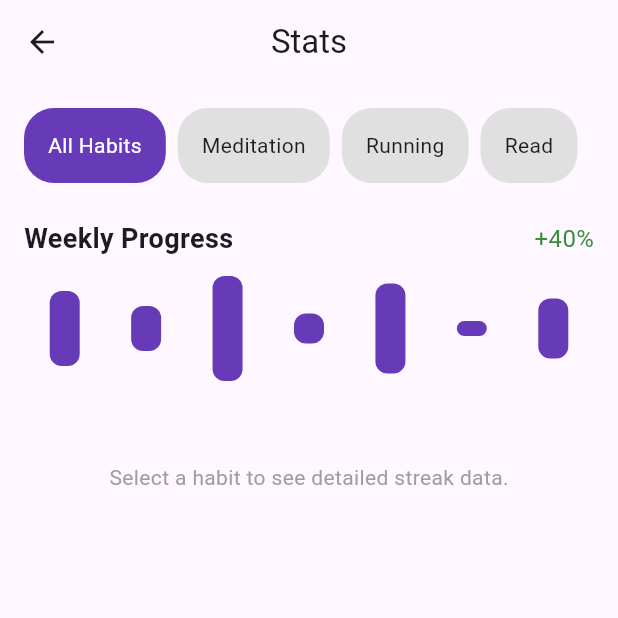
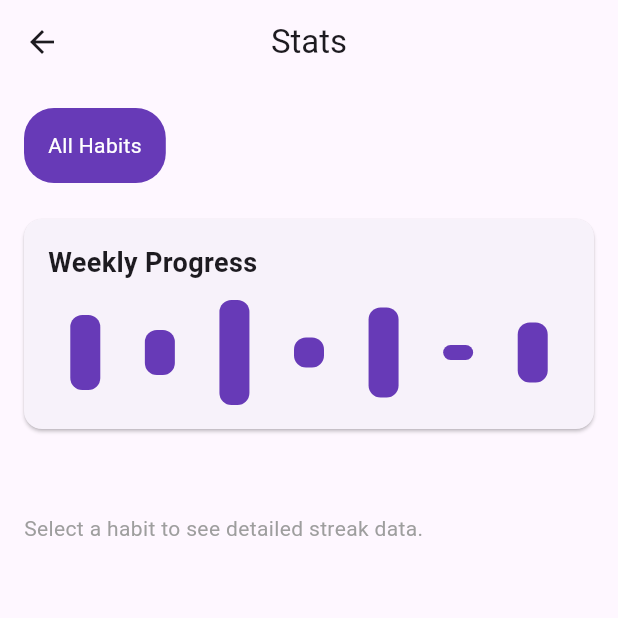
Before and after one commit to NoobDev11/goodnames12, a Flutter app: the StatsScreen screen opened directly, on a phone screen of 412 x 824 dp, the top half of it. Run offline on Flutter 3.47's test engine with Material 3 defaults, Android fonts, the phone set to English and light mode, and no system bars; our stand-ins replace file_picker, flutter_local_notifications, google_fonts, permission_handler, shared_preferences, timezone; accounts and stored records are empty.

Commit message:
Update stats_screen.dart

```diff
--- a/lib/screens/stats_screen.dart
+++ b/lib/screens/stats_screen.dart
@@ -1,4 +1,7 @@
 import 'package:flutter/material.dart';
+import 'package:provider/provider.dart';
+import '../providers/habit_provider.dart';
+import '../models/habit.dart';
 
 class StatsScreen extends StatefulWidget {
   const StatsScreen({super.key});
@@ -8,33 +11,37 @@ class StatsScreen extends StatefulWidget {
 }
 
 class _StatsScreenState extends State<StatsScreen> {
-  String _selectedHabit = 'All Habits';
+  String _selectedHabitId = 'all';
 
-  final List<String> _habits = ['All Habits', 'Meditation', 'Running', 'Read'];
+  List<Habit> get _habits => context.read<HabitProvider>().habits;
+  List<String> get _habitFilterIds => ['all', ..._habits.map((h) => h.id)];
 
-  // Dummy data for progress - should ideally come from a stats service
-  final Map<String, List<int>> _weeklyProgress = {
-    'All Habits': [5, 3, 7, 2, 6, 1, 4],
-    'Meditation': [1, 2, 3, 1, 0, 0, 1],
-    'Running': [0, 1, 2, 3, 4, 2, 1],
-    'Read': [4, 0, 1, 2, 2, 0, 2],
-  };
-
-  final Map<String, int> _currentStreak = {
-    'Meditation': 4,
-    'Running': 10,
-    'Read': 3,
-  };
-
-  final Map<String, int> _longestStreak = {
-    'Meditation': 7,
-    'Running': 12,
-    'Read': 5,
-  };
+  String _habitNameById(String id) {
+    if (id == 'all') return 'All Habits';
+    return _habits.firstWhere((h) => h.id == id, orElse: () => Habit(
+      id: 'all',
+      name: 'Unknown',
+      iconName: '',
+      iconColorHex: '',
+      markerIcon: '',
+      markerColorHex: ''
+    )).name;
+  }
 
   @override
   Widget build(BuildContext context) {
-    List<int> progress = _weeklyProgress[_selectedHabit] ?? [];
+    final habitProvider = context.watch<HabitProvider>();
+
+    // Here you would obtain stats data for habits - mock example:
+    // Replace these with real data sources or computed values
+    List<int> progress = _selectedHabitId == 'all'
+        ? [5, 3, 7, 2, 6, 1, 4]
+        : [1, 2, 3, 1, 0, 0, 1]; // demo
+
+    int currentStreak = 4; // demo
+    int longestStreak = 7; // demo
+
+    bool hasEnoughData = progress.isNotEmpty && progress.any((x) => x > 0);
 
     return Scaffold(
       appBar: AppBar(
@@ -45,34 +52,30 @@ class _StatsScreenState extends State<StatsScreen> {
         padding: const EdgeInsets.all(16),
         child: Column(
           children: [
-            // Habit Filters - Tabs/Pills
             SizedBox(
               height: 50,
               child: ListView.separated(
                 scrollDirection: Axis.horizontal,
-                itemCount: _habits.length,
+                itemCount: _habitFilterIds.length,
                 separatorBuilder: (_, __) => const SizedBox(width: 8),
                 itemBuilder: (context, index) {
-                  final habit = _habits[index];
-                  final isSelected = habit == _selectedHabit;
+                  String id = _habitFilterIds[index];
+                  bool selected = _selectedHabitId == id;
                   return GestureDetector(
                     onTap: () {
-                      setState(() {
-                        _selectedHabit = habit;
-                      });
+                      setState(() => _selectedHabitId = id);
                     },
                     child: Container(
-                      padding:
-                          const EdgeInsets.symmetric(horizontal: 16, vertical: 12),
+                      padding: const EdgeInsets.symmetric(horizontal: 16, vertical: 12),
                       decoration: BoxDecoration(
-                        color: isSelected ? Colors.deepPurple : Colors.grey[300],
+                        color: selected ? Colors.deepPurple : Colors.grey[300],
                         borderRadius: BorderRadius.circular(20),
                       ),
                       child: Center(
                         child: Text(
-                          habit,
+                          _habitNameById(id),
                           style: TextStyle(
-                            color: isSelected ? Colors.white : Colors.black87,
+                            color: selected ? Colors.white : Colors.black87,
                           ),
                         ),
                       ),
@@ -83,19 +86,23 @@ class _StatsScreenState extends State<StatsScreen> {
             ),
             const SizedBox(height: 24),
 
-            // Weekly Progress Bar Graph
-            Row(
-              mainAxisAlignment: MainAxisAlignment.spaceBetween,
+            Expanded(
+              child: ListView(
+                children: [
+                  Card(
+                    margin: const EdgeInsets.only(bottom: 20),
+                    child: Padding(
+                      padding: const EdgeInsets.all(16),
+                      child: Column(
+                        crossAxisAlignment: CrossAxisAlignment.start,
                         children: [
                           const Text('Weekly Progress', style: TextStyle(fontSize: 18, fontWeight: FontWeight.bold)),
-                Text('+40%', style: TextStyle(fontSize: 16, color: Colors.green.shade700)),
-              ],
-            ),
                           const SizedBox(height: 12),
-            Row(
+                          hasEnoughData
+                              ? Row(
                                   mainAxisAlignment: MainAxisAlignment.spaceAround,
                                   children: List.generate(7, (index) {
-                final val = progress.isNotEmpty ? progress[index] : 0;
+                                    final val = progress[index];
                                     return Flexible(
                                       child: Container(
                                         height: val * 10.0,
@@ -107,26 +114,33 @@ class _StatsScreenState extends State<StatsScreen> {
                                       ),
                                     );
                                   }),
+                                )
+                              : const Text('Not enough data', style: TextStyle(color: Colors.grey)),
+                        ],
                       ),
-            const SizedBox(height: 18),
+                    ),
+                  ),
 
-            // Current and Longest Streak
-            if (_selectedHabit != 'All Habits')
+                  if (_selectedHabitId != 'all')
                     Row(
                       mainAxisAlignment: MainAxisAlignment.spaceAround,
                       children: [
-                  _buildStreakCard('Current Streak', _currentStreak[_selectedHabit] ?? 0),
-                  _buildStreakCard('Longest Streak', _longestStreak[_selectedHabit] ?? 0),
+                        _buildStreakCard('Current Streak', currentStreak),
+                        _buildStreakCard('Longest Streak', longestStreak),
                       ],
                     ),
 
-            if (_selectedHabit == 'All Habits') ...[
-              const SizedBox(height: 36),
-              const Text(
+                  if (_selectedHabitId == 'all')
+                    const Padding(
+                      padding: EdgeInsets.only(top: 36),
+                      child: Text(
                         'Select a habit to see detailed streak data.',
                         style: TextStyle(color: Colors.grey),
+                      ),
+                    ),
+                ],
+              ),
             )
-            ],
           ],
         ),
       ),
```
Lines whose indentation alone changed are shown as unchanged.
